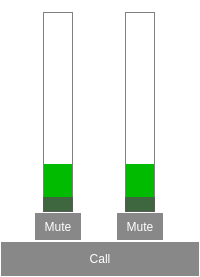
Old version of the form src/voiceapp.ui in the repository thomas-picariello/SDTP.
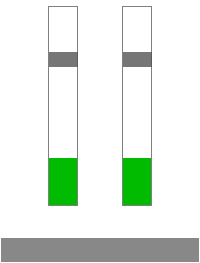
New version of the form. Icons and pictures are not drawn. Custom widgets are drawn as their Qt base class.

Commit message: Voice pp UI update

The edit to the form file:
```diff
--- a/src/voiceapp.ui
+++ b/src/voiceapp.ui
@@ -20,32 +20,15 @@
 	background-color:#888;
 	color:white;
 	border:none;
-	padding: 10 10;
+	padding: 5 10;
 	margin:1;
 }
-QPushButton::hover{
-	background-color:#09f;
-}
-QPushButton::pressed{
-	background-color:#07f;
-}
-QPushButton::disabled{
-	background-color:#aaa;
-}
 
 /*QToolButton*/
 QToolButton{
-	background-color:#888;
+	background-color:transparent;
 	color:white;
 	border:none;
-	padding: 5;
-	margin:1;
-}
-QToolButton::hover{
-	background-color:#09f;
-}
-QToolButton::pressed{
-	background-color:#07f;
 }
 
 /*QMenu*/
@@ -84,7 +67,6 @@
  QSlider::handle:vertical {
     height: 15px;
     background: rgba(80,80,80,200);
-    margin: 0 -14px; /* expand outside the groove */
  }
 QSlider::handle::vertical::hover{
 	background: rgba(0,153,255,200);
@@ -97,7 +79,7 @@
   </property>
   <layout class="QVBoxLayout" name="verticalLayout">
    <property name="spacing">
-    <number>0</number>
+    <number>6</number>
    </property>
    <property name="leftMargin">
     <number>0</number>
@@ -117,15 +99,18 @@
       <number>6</number>
      </property>
      <property name="bottomMargin">
-      <number>6</number>
-     </property>
-    </layout>
-   </item>
-   <item>
-    <layout class="QHBoxLayout" name="monitor_layout">
-     <property name="spacing">
       <number>0</number>
      </property>
+    </layout>
+   </item>
+   <item>
+    <layout class="QHBoxLayout" name="monitor_layout">
+     <property name="leftMargin">
+      <number>10</number>
+     </property>
+     <property name="rightMargin">
+      <number>10</number>
+     </property>
      <item>
       <layout class="QVBoxLayout" name="mic_monitor_layout">
        <property name="spacing">
@@ -164,7 +149,7 @@
             <number>100</number>
            </property>
            <property name="value">
-            <number>0</number>
+            <number>75</number>
            </property>
            <property name="orientation">
             <enum>Qt::Vertical</enum>
@@ -177,8 +162,22 @@
         <layout class="QGridLayout" name="mic_mute_layout">
          <item row="0" column="0">
           <widget class="QToolButton" name="mic_mute_bt">
-           <property name="text">
-            <string>Mute</string>
+           <property name="icon">
+            <iconset resource="../res/res.qrc">
+             <normaloff>:/icons/mic_disabled</normaloff>
+             <normalon>:/icons/mic_enabled</normalon>:/icons/mic_disabled</iconset>
+           </property>
+           <property name="iconSize">
+            <size>
+             <width>22</width>
+             <height>22</height>
+            </size>
+           </property>
+           <property name="checkable">
+            <bool>true</bool>
+           </property>
+           <property name="checked">
+            <bool>true</bool>
            </property>
           </widget>
          </item>
@@ -223,6 +222,9 @@
            <property name="maximum">
             <number>100</number>
            </property>
+           <property name="value">
+            <number>75</number>
+           </property>
            <property name="tracking">
             <bool>true</bool>
            </property>
@@ -237,8 +239,22 @@
         <layout class="QGridLayout" name="output_mute_layout">
          <item row="0" column="0">
           <widget class="QToolButton" name="output_mute_bt">
-           <property name="text">
-            <string>Mute</string>
+           <property name="icon">
+            <iconset resource="../res/res.qrc">
+             <normaloff>:/icons/speaker_disabled</normaloff>
+             <normalon>:/icons/speaker_enabled</normalon>:/icons/speaker_disabled</iconset>
+           </property>
+           <property name="iconSize">
+            <size>
+             <width>22</width>
+             <height>22</height>
+            </size>
+           </property>
+           <property name="checkable">
+            <bool>true</bool>
+           </property>
+           <property name="checked">
+            <bool>true</bool>
            </property>
           </widget>
          </item>
@@ -251,12 +267,30 @@
    <item>
     <widget class="QPushButton" name="call_bt">
      <property name="text">
-      <string>Call</string>
+      <string/>
+     </property>
+     <property name="icon">
+      <iconset>
+       <normalon>:/icons/call</normalon>
+      </iconset>
+     </property>
+     <property name="iconSize">
+      <size>
+       <width>22</width>
+       <height>22</height>
+      </size>
      </property>
     </widget>
    </item>
   </layout>
  </widget>
+ <customwidgets>
+  <customwidget>
+   <class>AudioBargraph</class>
+   <extends>QProgressBar</extends>
+   <header>audiobargraph.h</header>
+  </customwidget>
+ </customwidgets>
  <resources>
   <include location="../res/res.qrc"/>
  </resources>
```
Left out of the diff: 4 changed lines with no effect on the pictures. The commit also changes 4 other files.
